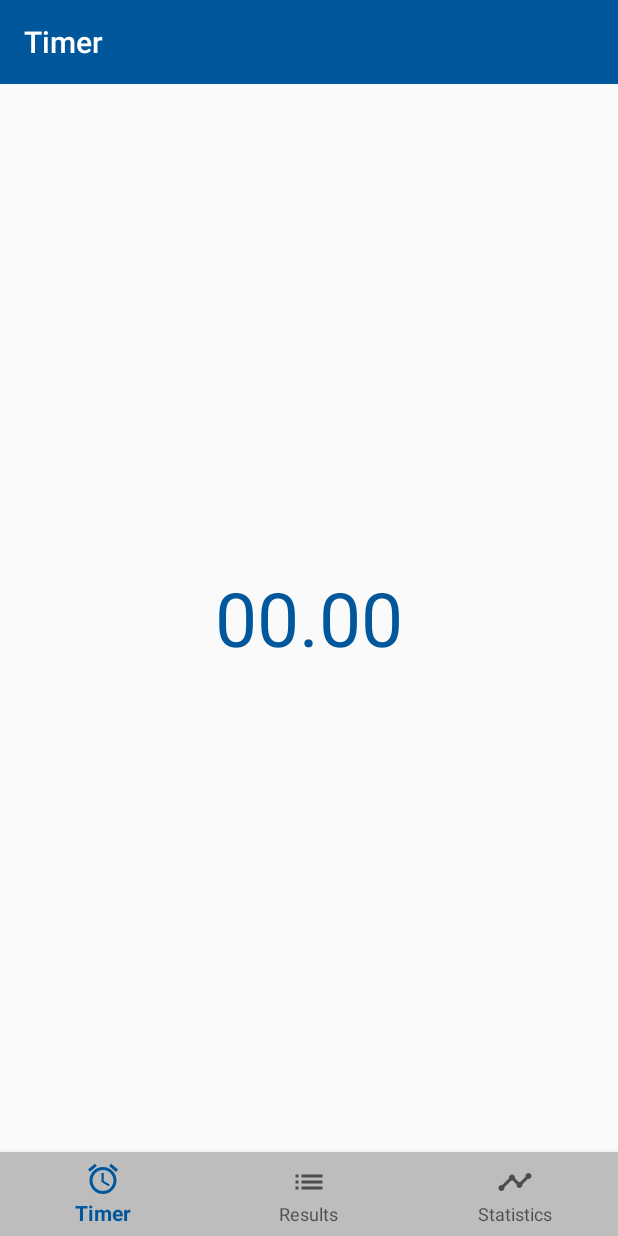
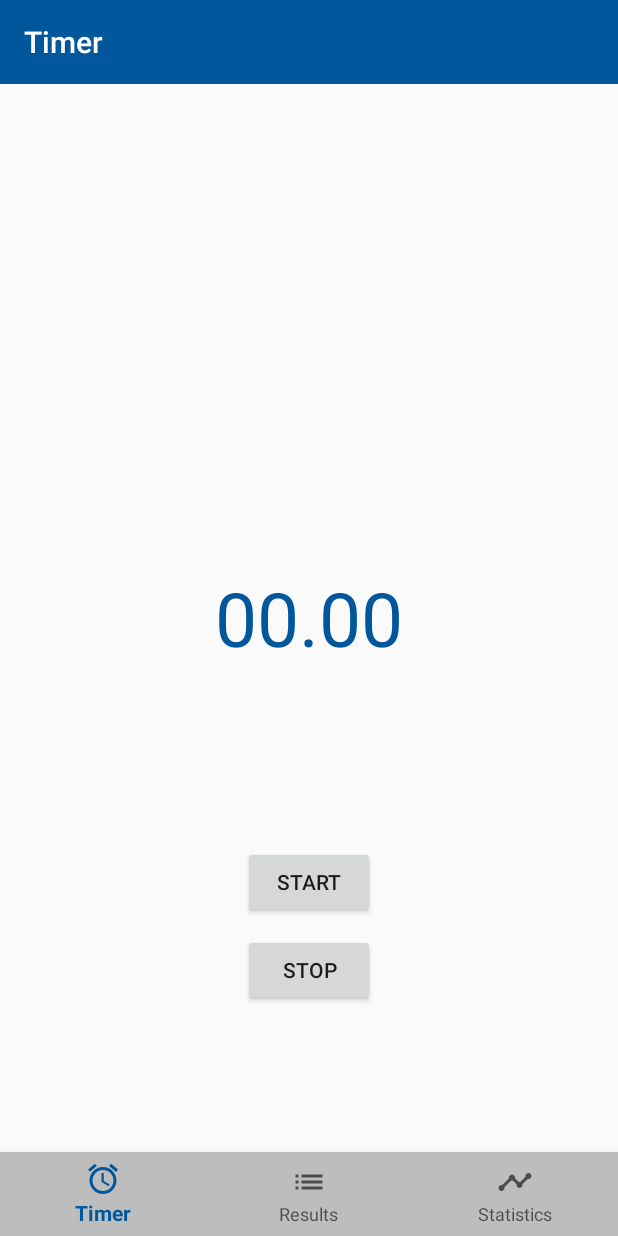
Before and after one commit to MaryMazel/TrisTimer, an Android app: the screen it shows after launch (NavigationActivity), on a phone screen of 412 x 824 dp. Run offline under Robolectric (Android 15) with nearby library versions, the phone set to English and light mode, and no system bars; our stand-ins replace data binding; libraries missing offline, so code that uses them is left out: com.spryrocks.android; 2 statements that could not run were skipped.

Commit message:
Made MVVM for all fragments

```diff
--- /dev/null
+++ b/app/src/main/java/spryrocks/com/tristimer/presentation/ui/screens/results/ResultsModel.java
@@ -0,0 +1,4 @@
+package spryrocks.com.tristimer.presentation.ui.screens.results;
+
+public class ResultsModel {
+}
--- a/app/src/main/java/spryrocks/com/tristimer/presentation/ui/screens/statistics/StatisticsFragment.java
+++ b/app/src/main/java/spryrocks/com/tristimer/presentation/ui/screens/statistics/StatisticsFragment.java
@@ -13,12 +13,14 @@ import spryrocks.com.tristimer.databinding.StatisticsFragmentBinding;
 
 public class StatisticsFragment extends Fragment {
     public final StatisticsViewModel viewModel = new StatisticsViewModel();
+
     @Nullable
     @Override
     public View onCreateView(@NonNull LayoutInflater inflater, @Nullable ViewGroup container, @Nullable Bundle savedInstanceState) {
 
         StatisticsFragmentBinding binding = DataBindingUtil.inflate(inflater, R.layout.statistics_fragment, container, false);
         binding.setModel(viewModel.model);
+
         return binding.getRoot();
     }
 }
--- a/app/src/main/java/spryrocks/com/tristimer/presentation/ui/screens/timer/TimerFragment.java
+++ b/app/src/main/java/spryrocks/com/tristimer/presentation/ui/screens/timer/TimerFragment.java
@@ -1,5 +1,6 @@
 package spryrocks.com.tristimer.presentation.ui.screens.timer;
 
+import android.databinding.DataBindingUtil;
 import android.os.Bundle;
 import android.support.annotation.NonNull;
 import android.support.annotation.Nullable;
@@ -9,11 +10,18 @@ import android.view.View;
 import android.view.ViewGroup;
 
 import spryrocks.com.tristimer.R;
+import spryrocks.com.tristimer.databinding.TimerFragmentBinding;
 
 public class TimerFragment extends Fragment {
+    public final TimerViewModel viewModel = new TimerViewModel();
+
     @Nullable
     @Override
     public View onCreateView(@NonNull LayoutInflater inflater, @Nullable ViewGroup container, @Nullable Bundle savedInstanceState) {
-        return inflater.inflate(R.layout.timer_fragment, container, false);
+
+        TimerFragmentBinding binding = DataBindingUtil.inflate(inflater, R.layout.timer_fragment, container, false);
+        binding.setModel(viewModel.model);
+
+        return binding.getRoot();
     }
 }
--- /dev/null
+++ b/app/src/main/java/spryrocks/com/tristimer/presentation/ui/screens/timer/TimerModel.java
@@ -0,0 +1,18 @@
+package spryrocks.com.tristimer.presentation.ui.screens.timer;
+
+import android.databinding.ObservableField;
+import android.support.annotation.Nullable;
+
+import java.util.ArrayList;
+
+public class TimerModel {
+    @Nullable
+    public final ObservableField<Float> time = new ObservableField<>();
+    public final ObservableField<ArrayList<Float>> allResults = new ObservableField<>();
+    public final ArrayList<Float> results = new ArrayList<>();
+
+    public void addTime(Float time){
+        results.add(time);
+        allResults.set(results);
+    }
+}
--- /dev/null
+++ b/app/src/main/java/spryrocks/com/tristimer/presentation/ui/screens/timer/TimerViewModel.java
@@ -0,0 +1,8 @@
+package spryrocks.com.tristimer.presentation.ui.screens.timer;
+
+import android.arch.lifecycle.ViewModel;
+
+public class TimerViewModel extends ViewModel {
+    public final TimerModel model = new TimerModel();
+
+}
--- a/app/src/main/res/layout/results_fragment.xml
+++ b/app/src/main/res/layout/results_fragment.xml
@@ -1,6 +1,11 @@
 <?xml version="1.0" encoding="utf-8"?>
 <layout xmlns:android="http://schemas.android.com/apk/res/android"
     xmlns:app="http://schemas.android.com/apk/res-auto">
+
+    <data>
+        <variable name="model"
+            type="spryrocks.com.tristimer.presentation.ui.screens.results.ResultsModel" />
+    </data>
 
     <LinearLayout
         android:layout_width="match_parent"
--- a/app/src/main/res/layout/statistics_fragment.xml
+++ b/app/src/main/res/layout/statistics_fragment.xml
@@ -39,7 +39,7 @@
                 android:text="@{Converters.timeToString(model.best)}"/>
         </LinearLayout>
 
-        <!--<LinearLayout
+        <LinearLayout
             android:layout_width="match_parent"
             android:layout_height="wrap_content"
             android:orientation="horizontal"
@@ -230,14 +230,14 @@
                 android:layout_width="match_parent"
                 android:layout_height="wrap_content"
                 android:layout_weight="3"
-                android:text="@string/best_avg100"/>
+                android:text="@string/session_mean"/>
             <TextView
                 android:id="@+id/session_mean"
                 android:layout_width="match_parent"
                 android:layout_height="wrap_content"
                 android:layout_weight="2"
                 android:text="@{Converters.timeToString(model.sessionMean)}"/>
-        </LinearLayout>-->
+        </LinearLayout>
 
     </LinearLayout>
 </layout>
--- a/app/src/main/res/layout/timer_fragment.xml
+++ b/app/src/main/res/layout/timer_fragment.xml
@@ -1,6 +1,11 @@
 <?xml version="1.0" encoding="utf-8"?>
 <layout xmlns:android="http://schemas.android.com/apk/res/android"
     xmlns:app="http://schemas.android.com/apk/res-auto">
+
+    <data>
+        <variable name="model"
+            type="spryrocks.com.tristimer.presentation.ui.screens.timer.TimerModel" />
+    </data>
 
     <LinearLayout
         android:layout_width="match_parent"
@@ -21,7 +26,7 @@
             android:orientation="vertical">
 
             <TextView
-                android:id="@+id/rest_timer"
+                android:id="@+id/timer"
                 android:layout_width="fill_parent"
                 android:layout_height="80dip"
                 android:layout_centerInParent="true"
@@ -31,6 +36,25 @@
                 android:textColor="@color/colorPrimary"
                 android:textSize="50dp" />
 
+            <Button
+                android:layout_width="wrap_content"
+                android:layout_height="wrap_content"
+                android:layout_alignParentBottom="true"
+                android:layout_centerHorizontal="true"
+                android:layout_gravity="center"
+                android:layout_marginBottom="156dp"
+                android:text="Start"/>
+
+            <Button
+                android:id="@+id/button"
+                android:layout_width="wrap_content"
+                android:layout_height="wrap_content"
+                android:layout_alignParentBottom="true"
+                android:layout_centerHorizontal="true"
+                android:layout_gravity="center"
+                android:layout_marginBottom="97dp"
+                android:text="Stop"/>
+
         </RelativeLayout>
 
     </LinearLayout>
```
Also changed, not shown: app/src/main/java/spryrocks/com/tristimer/presentation/ui/screens/results/ResultsFragment.java (+7 -2 lines), app/src/main/java/spryrocks/com/tristimer/presentation/ui/screens/results/ResultsViewModel.java (added, +7 -0 lines).
